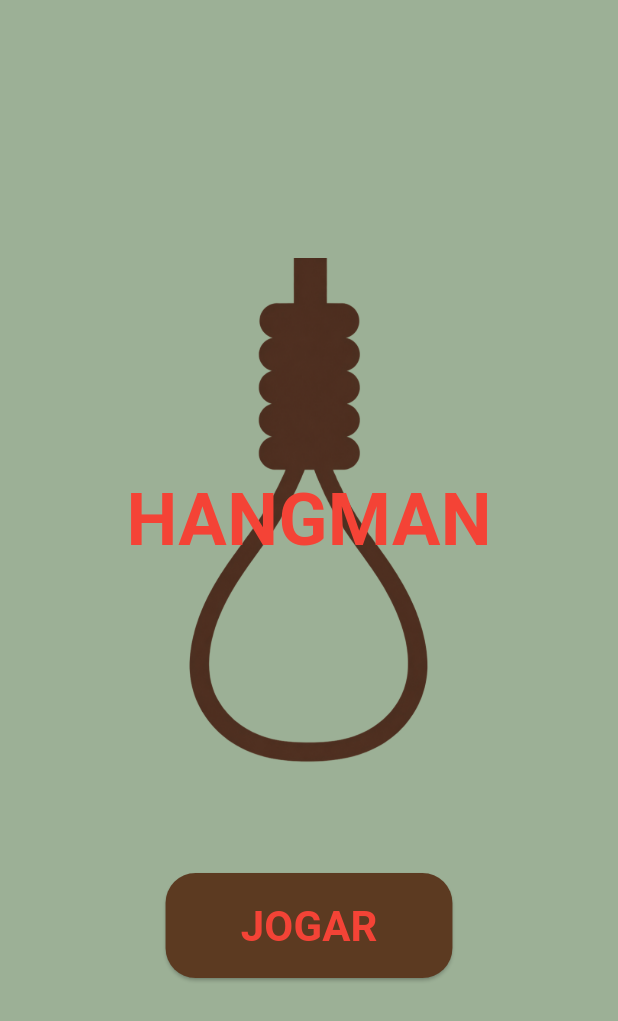
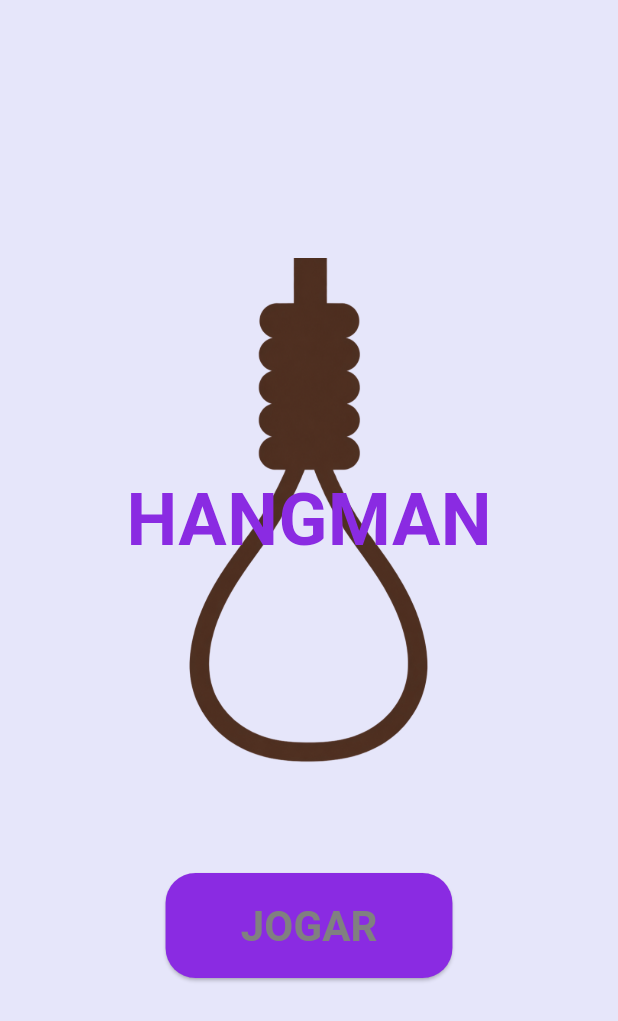
Before and after one commit to HENRIQUEVCORDEIRO/forca_app, a Flutter app: the screen it shows after launch, on a phone screen of 412 x 824 dp. Shown: the top 1021 px of the screen. Run offline on Flutter 3.47's test engine with Material 3 defaults, Android fonts, the light colour scheme and no system bars; Roboto replaces fonts that are missing (HangmanFont).

Commit message:
Salva progresso da tela inicial

```diff
--- a/lib/main.dart
+++ b/lib/main.dart
@@ -22,7 +22,7 @@ class TelaInicial extends StatelessWidget {
   @override
   Widget build(BuildContext context) {
     return Scaffold(
-      backgroundColor: const Color(0xFF9CB096),
+      backgroundColor: Color(0xFFE6E6FA),
       body: Center(
         child: Column(
           mainAxisAlignment: MainAxisAlignment.center,
@@ -36,7 +36,7 @@ class TelaInicial extends StatelessWidget {
                   style: TextStyle(
                     fontFamily: 'HangmanFont',
                     fontSize: 48,
-                    color: Colors.red,
+                    color: Color(0xFF8A2BE2),
                     fontWeight: FontWeight.bold,
                   ),
                 ),
@@ -45,7 +45,7 @@ class TelaInicial extends StatelessWidget {
             const SizedBox(height: 60),
             ElevatedButton(
               style: ElevatedButton.styleFrom(
-                backgroundColor: const Color(0xFF5C3A21),
+                backgroundColor: Color(0xFF8A2BE2),
                 padding: const EdgeInsets.symmetric(horizontal: 50, vertical: 15),
                 shape: RoundedRectangleBorder(
                   borderRadius: BorderRadius.circular(20),
@@ -57,7 +57,7 @@ class TelaInicial extends StatelessWidget {
                 style: TextStyle(
                   fontFamily: 'HangmanFont',
                   fontSize: 28,
-                  color: Colors.red,
+                  color: Color(0xFF808080),
                   fontWeight: FontWeight.bold,
                 ),
               ),
```
